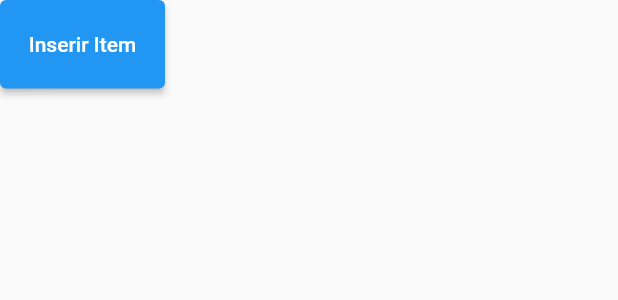
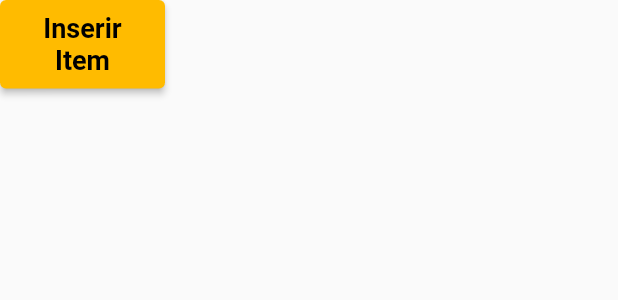
Before and after one commit to Frnndcml/ProjetoAPPFernando, a Flutter app: the CustomButton widget shown alone on an empty page, opened directly, on a phone screen of 412 x 824 dp. Shown: the top 300 px of the screen. Run offline on Flutter 3.47's test engine with Material 2 defaults, Android fonts, the phone set to English and light mode, and no system bars.

Commit message:
Add files via upload

```diff
--- a/lib/core/app_textStyles.dart
+++ b/lib/core/app_textStyles.dart
@@ -0,0 +1,16 @@
+import 'package:flutter/material.dart';
+import 'package:flutter_application_1/core/app_colors.dart';
+
+class AppTextStyles{
+  static const TextStyle buttonTextBlack = TextStyle(color: AppColors.secondary,
+  fontSize: 18,
+  fontWeight: FontWeight.bold);
+
+  static const TextStyle buttonTextWhite = TextStyle(color: Colors.white,
+  fontSize: 18,
+  fontWeight: FontWeight.bold);
+
+  static const TextStyle texto = TextStyle(color: Colors.white, fontSize: 18, fontWeight: FontWeight.bold,);
+
+  static const TextStyle textoGray = TextStyle(color: Color(0xFFABABAB), fontSize: 18, fontWeight: FontWeight.bold,);
+}
--- /dev/null
+++ b/lib/pages/login/itens/itens.dart
@@ -0,0 +1,3 @@
+import 'package:flutter/material.dart';
+import 'package:flutter_application_1/core/app_colors.dart';
+import 'package:flutter_application_1/core/app_textStyles.dart';
```
Also changed, not shown: lib/core/app_widget.dart (+8 -2 lines), lib/pages/home_page.dart (+37 -17 lines), lib/pages/login/login_pages.dart (+15 -11 lines).
